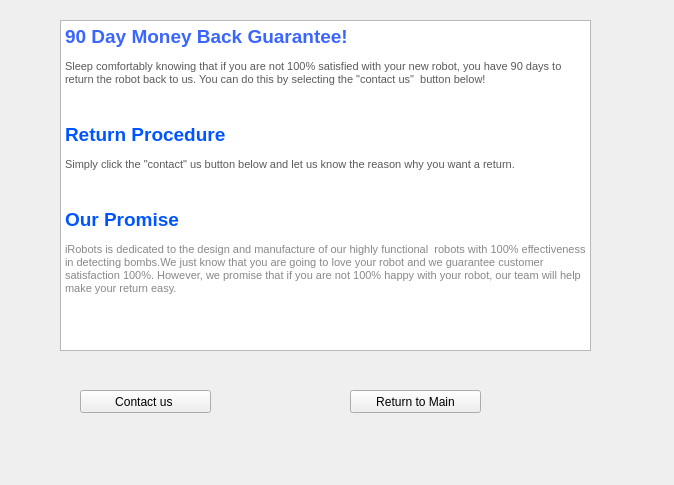
Old version of the form IRobot/custguarantee.ui in the repository OwlbitCode/CS-c1-project1.
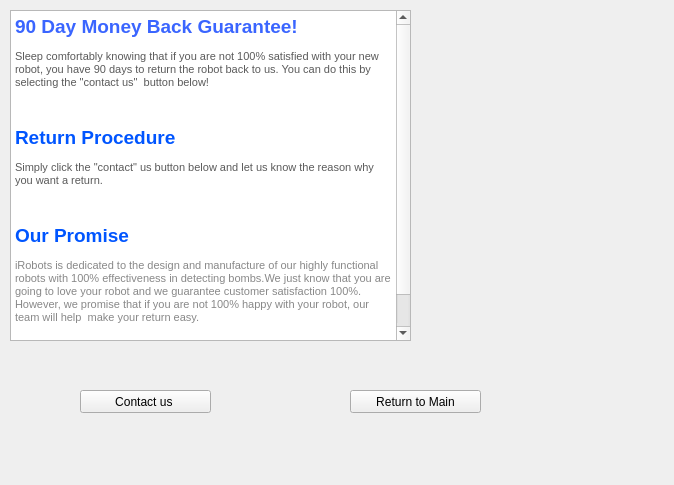
New version of the form. Icons and pictures are not drawn.

```diff
--- a/IRobot/custguarantee.ui
+++ b/IRobot/custguarantee.ui
@@ -16,9 +16,9 @@
   <widget class="QTextEdit" name="MoneyBackG">
    <property name="geometry">
     <rect>
-     <x>60</x>
-     <y>20</y>
-     <width>531</width>
+     <x>10</x>
+     <y>10</y>
+     <width>401</width>
      <height>331</height>
     </rect>
    </property>
@@ -68,6 +68,22 @@
     <string>Return to Main</string>
    </property>
   </widget>
+  <widget class="QLabel" name="ThumbLabel">
+   <property name="geometry">
+    <rect>
+     <x>430</x>
+     <y>0</y>
+     <width>231</width>
+     <height>311</height>
+    </rect>
+   </property>
+   <property name="text">
+    <string/>
+   </property>
+   <property name="pixmap">
+    <pixmap resource="resource.qrc">:/images/thumb.jpg</pixmap>
+   </property>
+  </widget>
  </widget>
  <resources/>
  <connections/>
```
Left out of the diff: 4 changed lines with no effect on the pictures.
